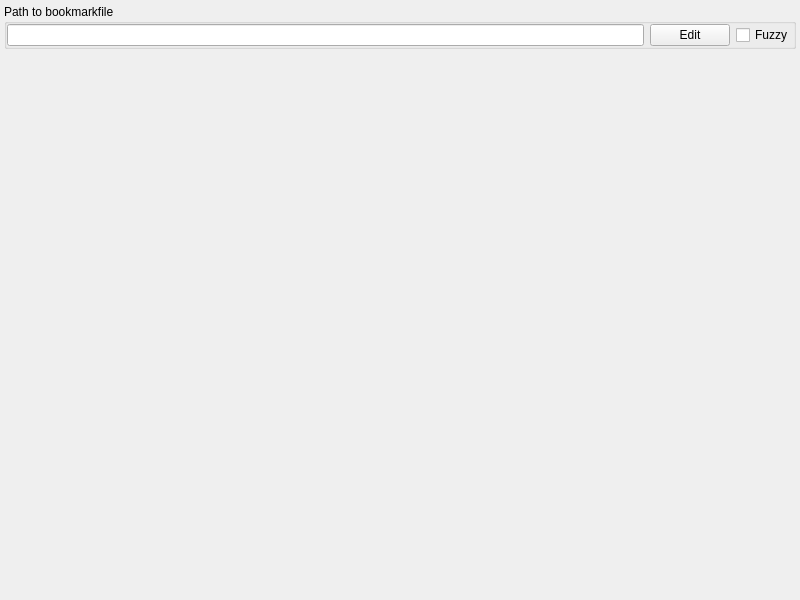
First picture: the form in src/plugins/chromebookmarks/configwidget.ui, repository albertlauncher/albert, before the edit.
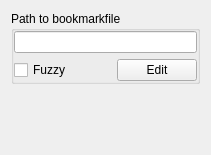
Second picture: the form after the edit.

The edit to the form file:
```diff
--- a/src/plugins/chromebookmarks/configwidget.ui
+++ b/src/plugins/chromebookmarks/configwidget.ui
@@ -2,33 +2,13 @@
 <ui version="4.0">
  <class>ChromeBookmarks::ConfigWidget</class>
  <widget class="QWidget" name="ChromeBookmarks::ConfigWidget">
-  <property name="geometry">
-   <rect>
-    <x>0</x>
-    <y>0</y>
-    <width>800</width>
-    <height>600</height>
-   </rect>
-  </property>
   <layout class="QVBoxLayout" name="verticalLayout_2">
-   <property name="leftMargin">
-    <number>4</number>
-   </property>
-   <property name="topMargin">
-    <number>4</number>
-   </property>
-   <property name="rightMargin">
-    <number>4</number>
-   </property>
-   <property name="bottomMargin">
-    <number>4</number>
-   </property>
    <item>
     <widget class="QGroupBox" name="groupBox">
      <property name="title">
       <string>Path to bookmarkfile</string>
      </property>
-     <layout class="QHBoxLayout" name="horizontalLayout_2">
+     <layout class="QVBoxLayout" name="verticalLayout">
       <property name="leftMargin">
        <number>0</number>
       </property>
@@ -49,18 +29,41 @@
        </widget>
       </item>
       <item>
-       <widget class="QPushButton" name="pushButton_editPath">
-        <property name="text">
-         <string>Edit</string>
-        </property>
-       </widget>
-      </item>
-      <item>
-       <widget class="QCheckBox" name="checkBox_fuzzy">
-        <property name="text">
-         <string>Fuzzy</string>
-        </property>
-       </widget>
+       <layout class="QHBoxLayout" name="horizontalLayout">
+        <item>
+         <widget class="QCheckBox" name="checkBox_fuzzy">
+          <property name="text">
+           <string>Fuzzy</string>
+          </property>
+         </widget>
+        </item>
+        <item>
+         <spacer name="horizontalSpacer">
+          <property name="orientation">
+           <enum>Qt::Horizontal</enum>
+          </property>
+          <property name="sizeHint" stdset="0">
+           <size>
+            <width>40</width>
+            <height>20</height>
+           </size>
+          </property>
+         </spacer>
+        </item>
+        <item>
+         <widget class="QPushButton" name="pushButton_editPath">
+          <property name="minimumSize">
+           <size>
+            <width>50</width>
+            <height>0</height>
+           </size>
+          </property>
+          <property name="text">
+           <string>Edit</string>
+          </property>
+         </widget>
+        </item>
+       </layout>
       </item>
      </layout>
     </widget>
```
